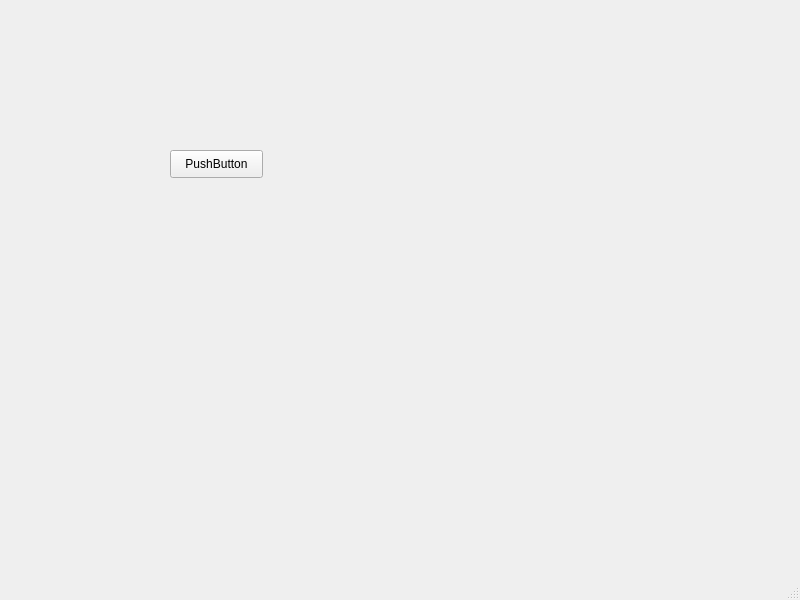
Qt form Ui_test_call.ui (afei2357/NJS_ARpt) before a commit.
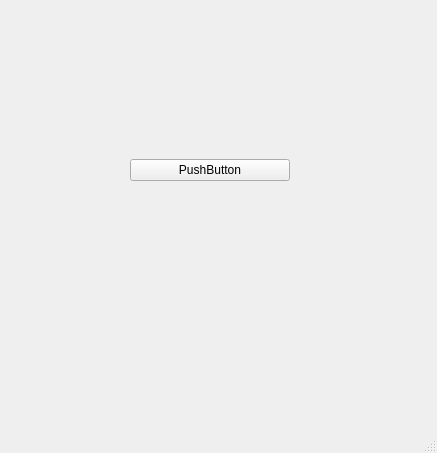
The same form after that commit.

What changed in the file:
```diff
--- a/Ui_test_call.ui
+++ b/Ui_test_call.ui
@@ -6,26 +6,32 @@
    <rect>
     <x>0</x>
     <y>0</y>
-    <width>800</width>
-    <height>600</height>
+    <width>437</width>
+    <height>453</height>
    </rect>
   </property>
   <property name="windowTitle">
    <string>MainWindow</string>
   </property>
   <widget class="QWidget" name="centralwidget">
-   <widget class="QPushButton" name="btnCall">
+   <widget class="QWidget" name="verticalLayoutWidget">
     <property name="geometry">
      <rect>
-      <x>170</x>
-      <y>150</y>
-      <width>93</width>
-      <height>28</height>
+      <x>130</x>
+      <y>130</y>
+      <width>160</width>
+      <height>80</height>
      </rect>
     </property>
-    <property name="text">
-     <string>PushButton</string>
-    </property>
+    <layout class="QVBoxLayout" name="verticalLayout">
+     <item>
+      <widget class="QPushButton" name="btnCall">
+       <property name="text">
+        <string>PushButton</string>
+       </property>
+      </widget>
+     </item>
+    </layout>
    </widget>
   </widget>
   <widget class="QMenuBar" name="menubar">
```
Left out of the diff: 2 changed lines with no effect on the pictures.
